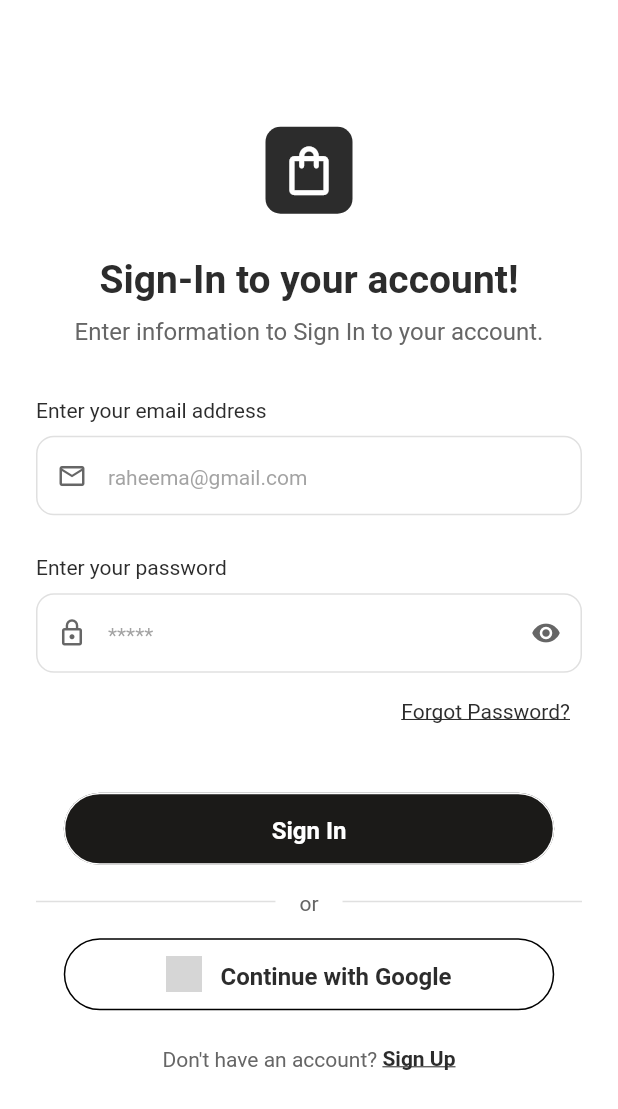
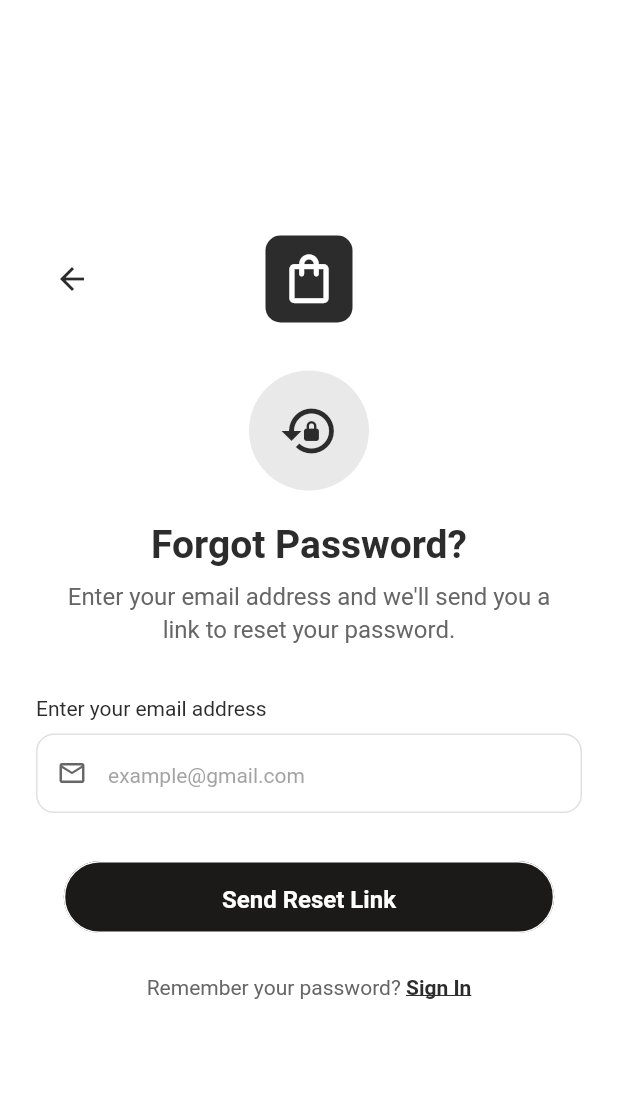
Before and after one commit to Alyan-Hanif/bonique_app, a Flutter app: the AuthPage screen opened by its route, after a tap on "Sign In", after a tap on "Forgot Password?", on a phone screen of 412 x 824 dp. Shown: the top 1109 px of the screen. Run offline on Flutter 3.47's test engine with Material 3 defaults, Android fonts, the phone set to English and light mode, and no system bars; our stand-ins replace flutter_dotenv, flutter_riverpod, google_sign_in, image_picker, supabase_flutter; accounts and stored records are empty; grey boxes are pictures that could not be loaded.

Commit message:
fixed the alignment of disccovery page and added forget password page

```diff
--- a/lib/features/auth/repository/auth_repository.dart
+++ b/lib/features/auth/repository/auth_repository.dart
@@ -234,7 +234,12 @@ class AuthRepository {
 
   // Reset password
   Future<void> resetPassword(String email) async {
-    await _client.auth.resetPasswordForEmail(email);
+    // For mobile app, we can use a custom scheme or universal link
+    // For now, we'll use the Supabase hosted URL which allows password reset
+    await _client.auth.resetPasswordForEmail(
+      email,
+      redirectTo: 'io.supabase.bonique://reset-password', // Custom deep link
+    );
   }
 
   // Ensure user exists in our users table (helper method)
--- a/lib/features/auth/view/auth_page.dart
+++ b/lib/features/auth/view/auth_page.dart
@@ -4,8 +4,9 @@ import '../viewmodel/auth_viewmodel.dart';
 import 'account_page.dart';
 import 'signin_page.dart';
 import 'signup_page.dart';
+import 'reset_password_page.dart';
 
-enum AuthScreen { account, signIn, signUp }
+enum AuthScreen { account, signIn, signUp, resetPassword }
 
 class AuthPage extends ConsumerStatefulWidget {
   const AuthPage({super.key});
@@ -54,6 +55,12 @@ class _AuthPageState extends ConsumerState<AuthPage> {
     });
   }
 
+  void _navigateToResetPassword() {
+    setState(() {
+      _currentScreen = AuthScreen.resetPassword;
+    });
+  }
+
   @override
   Widget build(BuildContext context) {
     // Listen for auth state changes
@@ -75,9 +82,15 @@ class _AuthPageState extends ConsumerState<AuthPage> {
           onCreateAccount: _navigateToSignUp,
         );
       case AuthScreen.signIn:
-        return SignInPage(onBack: _navigateBack, onSignUp: _navigateToSignUp);
+        return SignInPage(
+          onBack: _navigateBack,
+          onSignUp: _navigateToSignUp,
+          onForgotPassword: _navigateToResetPassword,
+        );
       case AuthScreen.signUp:
         return SignUpPage(onBack: _navigateBack, onSignIn: _navigateToSignIn);
+      case AuthScreen.resetPassword:
+        return ResetPasswordPage(onBack: _navigateBack);
     }
   }
 }
--- /dev/null
+++ b/lib/features/auth/view/reset_password_page.dart
@@ -0,0 +1,295 @@
+import 'package:flutter/material.dart';
+import 'package:flutter_riverpod/flutter_riverpod.dart';
+import '../viewmodel/auth_viewmodel.dart';
+import '../widgets/auth_widgets.dart';
+
+class ResetPasswordPage extends ConsumerStatefulWidget {
+  final VoidCallback onBack;
+
+  const ResetPasswordPage({super.key, required this.onBack});
+
+  static const route = '/reset-password';
+
+  @override
+  ConsumerState<ResetPasswordPage> createState() => _ResetPasswordPageState();
+}
+
+class _ResetPasswordPageState extends ConsumerState<ResetPasswordPage> {
+  final _emailController = TextEditingController();
+  final _formKey = GlobalKey<FormState>();
+  bool _isLoading = false;
+  bool _emailSent = false;
+
+  @override
+  void dispose() {
+    _emailController.dispose();
+    super.dispose();
+  }
+
+  Future<void> _handleResetPassword() async {
+    if (!_formKey.currentState!.validate()) {
+      return;
+    }
+
+    setState(() {
+      _isLoading = true;
+    });
+
+    try {
+      final authViewModel = ref.read(authViewModelProvider.notifier);
+      final success = await authViewModel.resetPassword(
+        _emailController.text.trim(),
+      );
+
+      if (success && mounted) {
+        setState(() {
+          _emailSent = true;
+          _isLoading = false;
+        });
+      } else if (mounted) {
+        setState(() {
+          _isLoading = false;
+        });
+        ScaffoldMessenger.of(context).showSnackBar(
+          const SnackBar(
+            content: Text('Failed to send reset email. Please try again.'),
+            backgroundColor: Colors.red,
+          ),
+        );
+      }
+    } catch (e) {
+      if (mounted) {
+        setState(() {
+          _isLoading = false;
+        });
+        ScaffoldMessenger.of(context).showSnackBar(
+          SnackBar(
+            content: Text('Error: ${e.toString()}'),
+            backgroundColor: Colors.red,
+          ),
+        );
+      }
+    }
+  }
+
+  @override
+  Widget build(BuildContext context) {
+    final authState = ref.watch(authViewModelProvider);
+
+    return Scaffold(
+      backgroundColor: Colors.white,
+      body: SafeArea(
+        child: Padding(
+          padding: const EdgeInsets.all(24.0),
+          child: Center(
+            child: SingleChildScrollView(
+              child: _emailSent ? _buildSuccessView() : _buildResetForm(),
+            ),
+          ),
+        ),
+      ),
+    );
+  }
+
+  Widget _buildResetForm() {
+    final authState = ref.watch(authViewModelProvider);
+
+    return Form(
+      key: _formKey,
+      child: Column(
+        crossAxisAlignment: CrossAxisAlignment.center,
+        mainAxisAlignment: MainAxisAlignment.center,
+        children: [
+          // Back button and app logo
+          Row(
+            children: [
+              IconButton(
+                onPressed: widget.onBack,
+                icon: const Icon(Icons.arrow_back, color: kPrimaryColor),
+              ),
+              const Spacer(),
+              Container(
+                width: 58,
+                height: 58,
+                decoration: BoxDecoration(
+                  color: kPrimaryColor,
+                  borderRadius: BorderRadius.circular(10),
+                ),
+                child: const Icon(
+                  Icons.shopping_bag_outlined,
+                  color: Colors.white,
+                  size: 39,
+                ),
+              ),
+              const Spacer(),
+              const SizedBox(width: 48), // Balance the back button
+            ],
+          ),
+
+          const SizedBox(height: 32),
+
+          // Forgot password icon
+          Container(
+            width: 80,
+            height: 80,
+            decoration: BoxDecoration(
+              color: kPrimaryColor.withOpacity(0.1),
+              shape: BoxShape.circle,
+            ),
+            child: const Icon(Icons.lock_reset, color: kPrimaryColor, size: 40),
+          ),
+
+          const SizedBox(height: 24),
+
+          // Title
+          Text(
+            'Forgot Password?',
+            style: AuthTextStyles.h1,
+            textAlign: TextAlign.center,
+          ),
+
+          const SizedBox(height: 8),
+
+          // Subtitle
+          Padding(
+            padding: const EdgeInsets.symmetric(horizontal: 20),
+            child: Text(
+              'Enter your email address and we\'ll send you a link to reset your password.',
+              style: AuthTextStyles.stat1,
+              textAlign: TextAlign.center,
+            ),
+          ),
+
+          const SizedBox(height: 32),
+
+          // Email field
+          AuthInputField(
+            controller: _emailController,
+            label: 'Enter your email address',
+            placeholder: 'example@gmail.com',
+            prefixIcon: Icons.email_outlined,
+            keyboardType: TextInputType.emailAddress,
+            errorText: authState.emailError,
+            onChanged: (value) {
+              ref.read(authViewModelProvider.notifier).validateEmail(value);
+            },
+          ),
+
+          const SizedBox(height: 32),
+
+          // Error message
+          if (authState.error != null)
+            AuthErrorMessage(message: authState.error!),
+
+          if (authState.error != null) const SizedBox(height: 16),
+
+          // Send Reset Link button
+          AuthPrimaryButton(
+            text: 'Send Reset Link',
+            onPressed: _handleResetPassword,
+            isLoading: _isLoading,
+          ),
+
+          const SizedBox(height: 24),
+
+          // Back to Sign In link
+          Center(
+            child: GestureDetector(
+              onTap: widget.onBack,
+              child: RichText(
+                text: TextSpan(
+                  style: AuthTextStyles.stat2,
+                  children: [
+                    const TextSpan(text: 'Remember your password? '),
+                    TextSpan(
+                      text: 'Sign In',
+                      style: AuthTextStyles.stat2.copyWith(
+                        color: kPrimaryColor,
+                        fontWeight: FontWeight.w600,
+                        decoration: TextDecoration.underline,
+                      ),
+                    ),
+                  ],
+                ),
+              ),
+            ),
+          ),
+        ],
+      ),
+    );
+  }
+
+  Widget _buildSuccessView() {
+    return Column(
+      crossAxisAlignment: CrossAxisAlignment.center,
+      mainAxisAlignment: MainAxisAlignment.center,
+      children: [
+        // Success icon
+        Container(
+          width: 100,
+          height: 100,
+          decoration: BoxDecoration(
+            color: Colors.green.withOpacity(0.1),
+            shape: BoxShape.circle,
+          ),
+          child: const Icon(
+            Icons.check_circle_outline,
+            color: Colors.green,
+            size: 60,
+          ),
+        ),
+
+        const SizedBox(height: 32),
+
+        // Success title
+        Text(
+          'Email Sent!',
+          style: AuthTextStyles.h1,
+          textAlign: TextAlign.center,
+        ),
+
+        const SizedBox(height: 16),
+
+        // Success message
+        Padding(
+          padding: const EdgeInsets.symmetric(horizontal: 20),
+          child: Text(
+            'We\'ve sent a password reset link to\n${_emailController.text.trim()}',
+            style: AuthTextStyles.stat1,
+            textAlign: TextAlign.center,
+          ),
+        ),
+
+        const SizedBox(height: 16),
+
+        Padding(
+          padding: const EdgeInsets.symmetric(horizontal: 20),
+          child: Text(
+            'Please check your email and follow the instructions to reset your password.',
+            style: AuthTextStyles.stat2.copyWith(color: Colors.grey[600]),
+            textAlign: TextAlign.center,
+          ),
+        ),
+
+        const SizedBox(height: 40),
+
+        // Resend email button
+        TextButton.icon(
+          onPressed: () {
+            setState(() {
+              _emailSent = false;
+            });
+          },
+          icon: const Icon(Icons.refresh),
+          label: const Text('Send Again'),
+          style: TextButton.styleFrom(foregroundColor: kPrimaryColor),
+        ),
+
+        const SizedBox(height: 16),
+
+        // Back to Sign In button
+        AuthPrimaryButton(text: 'Back to Sign In', onPressed: widget.onBack),
+      ],
+    );
+  }
+}
--- a/lib/features/home/view/account_security_page.dart
+++ b/lib/features/home/view/account_security_page.dart
@@ -1,7 +1,7 @@
 import 'package:flutter/material.dart';
 import 'package:flutter_riverpod/flutter_riverpod.dart';
 import '../../auth/viewmodel/auth_viewmodel.dart';
-import '../../auth/repository/auth_repository.dart';
+import '../../auth/view/reset_password_page.dart';
 
 class AccountSecurityPage extends ConsumerStatefulWidget {
   const AccountSecurityPage({super.key});
@@ -170,9 +170,18 @@ class _AccountSecurityPageState extends ConsumerState<AccountSecurityPage> {
               children: [
                 _buildSecurityCard(
                   icon: Icons.lock_outline,
-                  title: 'Change Password',
-                  subtitle: 'Update your account password',
-                  onTap: _showChangePasswordDialog,
+                  title: 'Reset Password',
+                  subtitle: 'Reset your password via email',
+                  onTap: () {
+                    Navigator.push(
+                      context,
+                      MaterialPageRoute(
+                        builder: (context) => ResetPasswordPage(
+                          onBack: () => Navigator.pop(context),
+                        ),
+                      ),
+                    );
+                  },
                 ),
                 const SizedBox(height: 12),
                 _buildSecurityCard(
```
Also changed, not shown: lib/features/auth/view/signin_page.dart (+8 -4 lines), lib/features/home/view/discovery_page.dart (+13 -14 lines), 2 other files.
